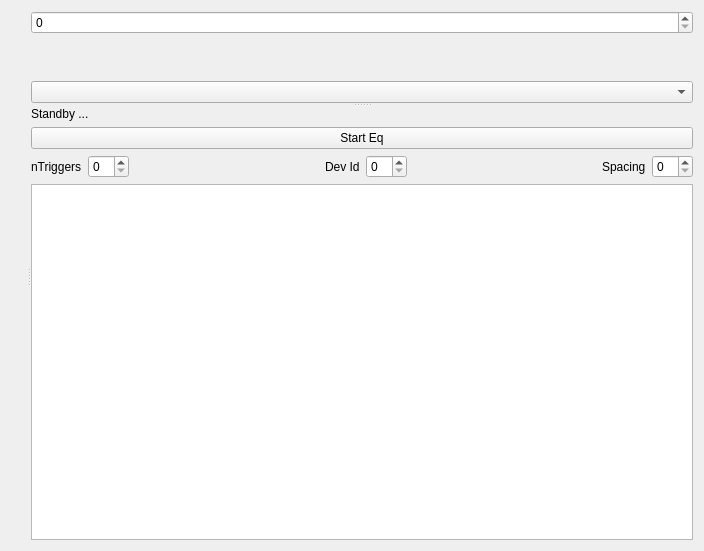
First picture: the form in SpidrMpx3Eq/qcstmequalization.ui, repository navrit/dexter, before the edit.
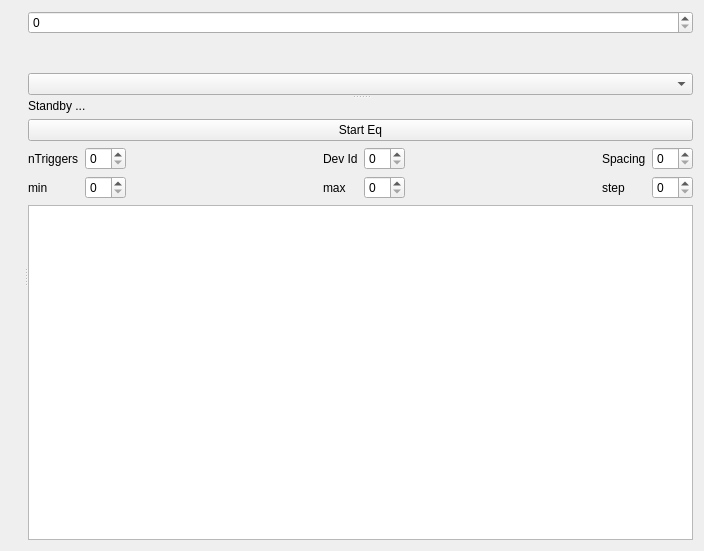
Second picture: the form after the edit. Custom widgets are drawn as their Qt base class.

What changed in the file:
```diff
--- a/SpidrMpx3Eq/qcstmequalization.ui
+++ b/SpidrMpx3Eq/qcstmequalization.ui
@@ -76,18 +76,8 @@
         <item>
          <layout class="QVBoxLayout" name="verticalLayout_9">
           <item>
-           <layout class="QHBoxLayout" name="horizontalLayout_11">
-            <item>
-             <widget class="QLabel" name="eqLabelnTriggers_2">
-              <property name="text">
-               <string>nTriggers</string>
-              </property>
-             </widget>
-            </item>
-            <item>
-             <widget class="QSpinBox" name="nTriggersSpinBox_2"/>
-            </item>
-            <item>
+           <layout class="QGridLayout" name="gridLayout">
+            <item row="0" column="2">
              <spacer name="horizontalSpacer_5">
               <property name="orientation">
                <enum>Qt::Horizontal</enum>
@@ -100,17 +90,21 @@
               </property>
              </spacer>
             </item>
-            <item>
-             <widget class="QLabel" name="eqLabelDevId_2">
+            <item row="0" column="3">
+             <widget class="QLabel" name="eqLabelDevId">
               <property name="text">
                <string>Dev Id</string>
               </property>
              </widget>
             </item>
-            <item>
-             <widget class="QSpinBox" name="devIdSpinBox_2"/>
+            <item row="0" column="0">
+             <widget class="QLabel" name="eqLabelnTriggers">
+              <property name="text">
+               <string>nTriggers</string>
+              </property>
+             </widget>
             </item>
-            <item>
+            <item row="0" column="5">
              <spacer name="horizontalSpacer_6">
               <property name="orientation">
                <enum>Qt::Horizontal</enum>
@@ -123,15 +117,101 @@
               </property>
              </spacer>
             </item>
-            <item>
-             <widget class="QLabel" name="eqLabelSpacing_2">
+            <item row="0" column="4">
+             <widget class="QSpinBox" name="devIdSpinBox">
+              <property name="keyboardTracking">
+               <bool>false</bool>
+              </property>
+             </widget>
+            </item>
+            <item row="0" column="6">
+             <widget class="QLabel" name="eqLabelSpacing">
               <property name="text">
                <string>Spacing</string>
               </property>
              </widget>
             </item>
-            <item>
-             <widget class="QSpinBox" name="spacingSpinBox_2"/>
+            <item row="0" column="1">
+             <widget class="QSpinBox" name="nTriggersSpinBox">
+              <property name="keyboardTracking">
+               <bool>false</bool>
+              </property>
+             </widget>
+            </item>
+            <item row="0" column="7">
+             <widget class="QSpinBox" name="spacingSpinBox">
+              <property name="keyboardTracking">
+               <bool>false</bool>
+              </property>
+             </widget>
+            </item>
+            <item row="1" column="0">
+             <widget class="QLabel" name="label">
+              <property name="text">
+               <string>min</string>
+              </property>
+             </widget>
+            </item>
+            <item row="1" column="1">
+             <widget class="QSpinBox" name="eqMinSpinBox">
+              <property name="keyboardTracking">
+               <bool>false</bool>
+              </property>
+             </widget>
+            </item>
+            <item row="1" column="3">
+             <widget class="QLabel" name="label_2">
+              <property name="text">
+               <string>max</string>
+              </property>
+             </widget>
+            </item>
+            <item row="1" column="4">
+             <widget class="QSpinBox" name="eqMaxSpinBox">
+              <property name="keyboardTracking">
+               <bool>false</bool>
+              </property>
+             </widget>
+            </item>
+            <item row="1" column="6">
+             <widget class="QLabel" name="label_3">
+              <property name="text">
+               <string>step</string>
+              </property>
+             </widget>
+            </item>
+            <item row="1" column="7">
+             <widget class="QSpinBox" name="eqStepSpinBox">
+              <property name="keyboardTracking">
+               <bool>false</bool>
+              </property>
+             </widget>
+            </item>
+            <item row="1" column="2">
+             <spacer name="horizontalSpacer">
+              <property name="orientation">
+               <enum>Qt::Horizontal</enum>
+              </property>
+              <property name="sizeHint" stdset="0">
+               <size>
+                <width>40</width>
+                <height>20</height>
+               </size>
+              </property>
+             </spacer>
+            </item>
+            <item row="1" column="5">
+             <spacer name="horizontalSpacer_2">
+              <property name="orientation">
+               <enum>Qt::Horizontal</enum>
+              </property>
+              <property name="sizeHint" stdset="0">
+               <size>
+                <width>40</width>
+                <height>20</height>
+               </size>
+              </property>
+             </spacer>
             </item>
            </layout>
           </item>
```
Left out of the diff: 16 changed lines with no effect on the pictures.
